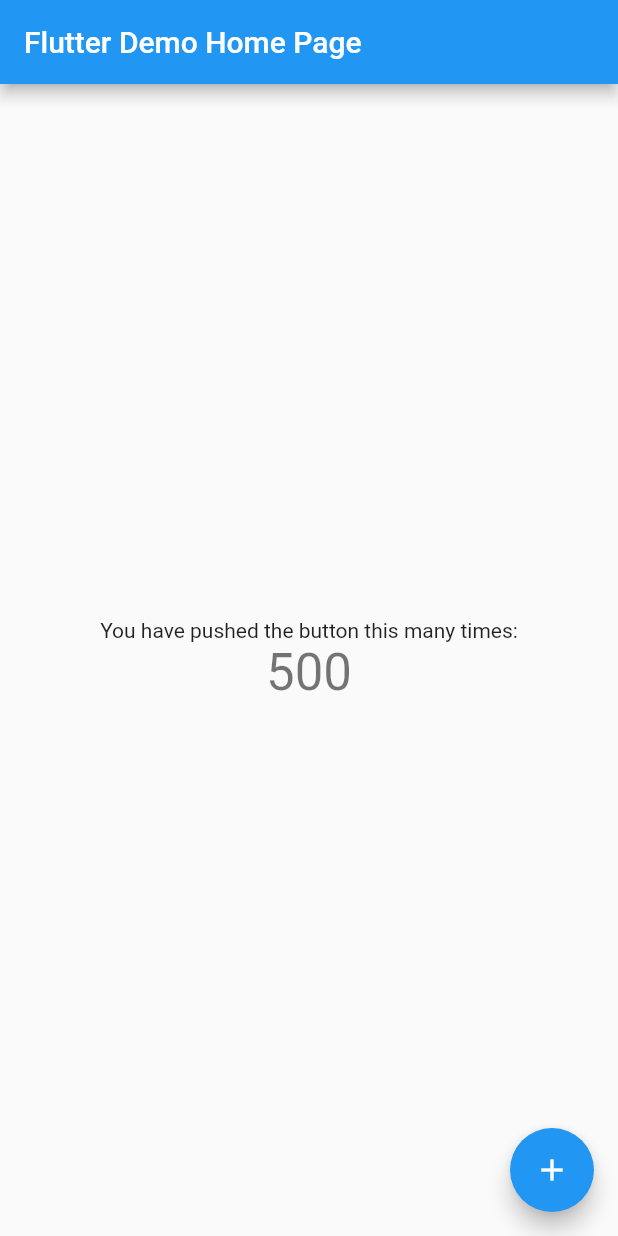
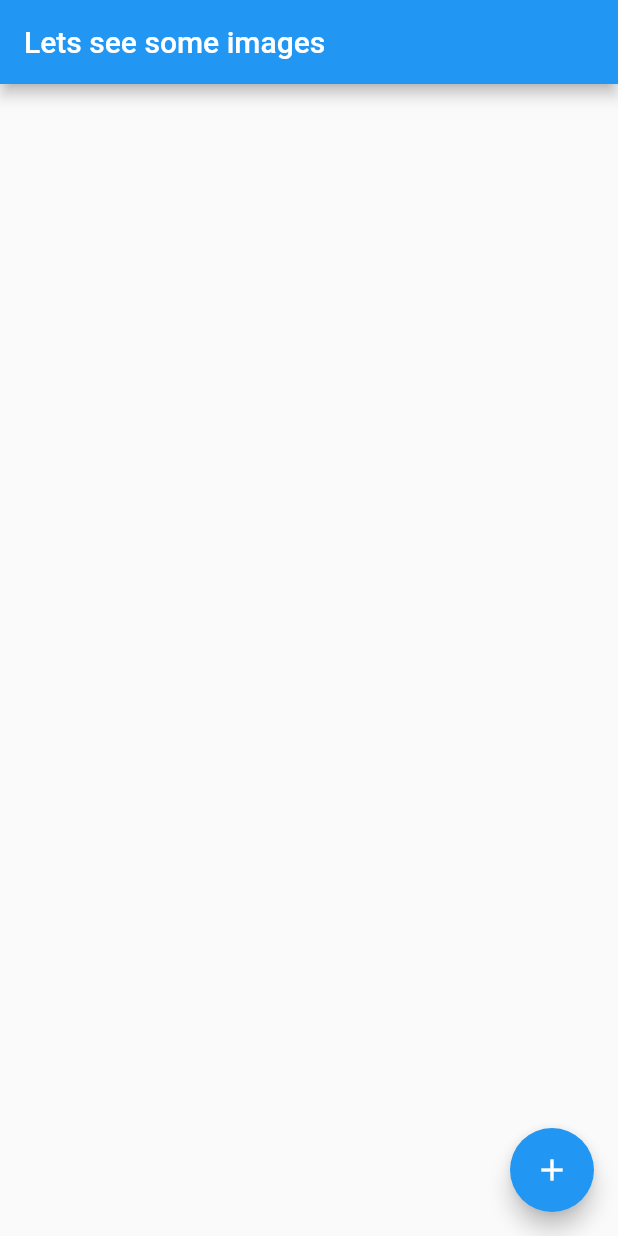
Before and after one commit to WebDevelopUa/flutter-fetch-images, a Flutter app: the screen it shows after launch, after a tap on the "add" icon, on a phone screen of 412 x 824 dp. Run offline on Flutter 3.47's test engine with Material 2 defaults, Android fonts, the phone set to English and light mode, and no system bars.

Commit message:
Add App Stateless Widget

```diff
--- a/lib/main.dart
+++ b/lib/main.dart
@@ -1,113 +1,6 @@
 import 'package:flutter/material.dart';
+import 'package:flutter_fetch_images/src/app.dart';
 
 void main() {
-  runApp(MyApp());
+  runApp(App());
 }
-
-class MyApp extends StatelessWidget {
-  // This widget is the root of your application.
-  @override
-  Widget build(BuildContext context) {
-    return MaterialApp(
-      title: 'Flutter Demo',
-      theme: ThemeData(
-        // This is the theme of your application.
-        //
-        // Try running your application with "flutter run". You'll see the
-        // application has a blue toolbar. Then, without quitting the app, try
-        // changing the primarySwatch below to Colors.green and then invoke
-        // "hot reload" (press "r" in the console where you ran "flutter run",
-        // or simply save your changes to "hot reload" in a Flutter IDE).
-        // Notice that the counter didn't reset back to zero; the application
-        // is not restarted.
-        primarySwatch: Colors.blue,
-      ),
-      home: MyHomePage(title: 'Flutter Demo Home Page'),
-    );
-  }
-}
-
-class MyHomePage extends StatefulWidget {
-  MyHomePage({Key key, this.title}) : super(key: key);
-
-  // This widget is the home page of your application. It is stateful, meaning
-  // that it has a State object (defined below) that contains fields that affect
-  // how it looks.
-
-  // This class is the configuration for the state. It holds the values (in this
-  // case the title) provided by the parent (in this case the App widget) and
-  // used by the build method of the State. Fields in a Widget subclass are
-  // always marked "final".
-
-  final String title;
-
-  @override
-  _MyHomePageState createState() => _MyHomePageState();
-}
-
-class _MyHomePageState extends State<MyHomePage> {
-  int _counter = 0;
-
-  void _incrementCounter() {
-    setState(() {
-      // This call to setState tells the Flutter framework that something has
-      // changed in this State, which causes it to rerun the build method below
-      // so that the display can reflect the updated values. If we changed
-      // _counter without calling setState(), then the build method would not be
-      // called again, and so nothing would appear to happen.
-      _counter = _counter + 500;
-    });
-  }
-
-  @override
-  Widget build(BuildContext context) {
-    // This method is rerun every time setState is called, for instance as done
-    // by the _incrementCounter method above.
-    //
-    // The Flutter framework has been optimized to make rerunning build methods
-    // fast, so that you can just rebuild anything that needs updating rather
-    // than having to individually change instances of widgets.
-    return Scaffold(
-      appBar: AppBar(
-        // Here we take the value from the MyHomePage object that was created by
-        // the App.build method, and use it to set our appbar title.
-        title: Text(widget.title),
-      ),
-      body: Center(
-        // Center is a layout widget. It takes a single child and positions it
-        // in the middle of the parent.
-        child: Column(
-          // Column is also a layout widget. It takes a list of children and
-          // arranges them vertically. By default, it sizes itself to fit its
-          // children horizontally, and tries to be as tall as its parent.
-          //
-          // Invoke "debug painting" (press "p" in the console, choose the
-          // "Toggle Debug Paint" action from the Flutter Inspector in Android
-          // Studio, or the "Toggle Debug Paint" command in Visual Studio Code)
-          // to see the wireframe for each widget.
-          //
-          // Column has various properties to control how it sizes itself and
-          // how it positions its children. Here we use mainAxisAlignment to
-          // center the children vertically; the main axis here is the vertical
-          // axis because Columns are vertical (the cross axis would be
-          // horizontal).
-          mainAxisAlignment: MainAxisAlignment.center,
-          children: <Widget>[
-            Text(
-              'You have pushed the button this many times:',
-            ),
-            Text(
-              '$_counter',
-              style: Theme.of(context).textTheme.headline4,
-            ),
-          ],
-        ),
-      ),
-      floatingActionButton: FloatingActionButton(
-        onPressed: _incrementCounter,
-        tooltip: 'Increment',
-        child: Icon(Icons.add),
-      ), // This trailing comma makes auto-formatting nicer for build methods.
-    );
-  }
-}
--- /dev/null
+++ b/lib/src/app.dart
@@ -0,0 +1,19 @@
+import 'package:flutter/material.dart';
+
+class App extends StatelessWidget {
+  Widget build(context){
+    return MaterialApp(
+      home: Scaffold(
+        floatingActionButton: FloatingActionButton(
+          child: Icon(Icons.add),
+          onPressed: () {
+            print('xxx');
+          },
+        ),
+        appBar: AppBar(
+          title: Text('Lets see some images'),
+        ),
+      ),
+    );
+  }
+}
```
